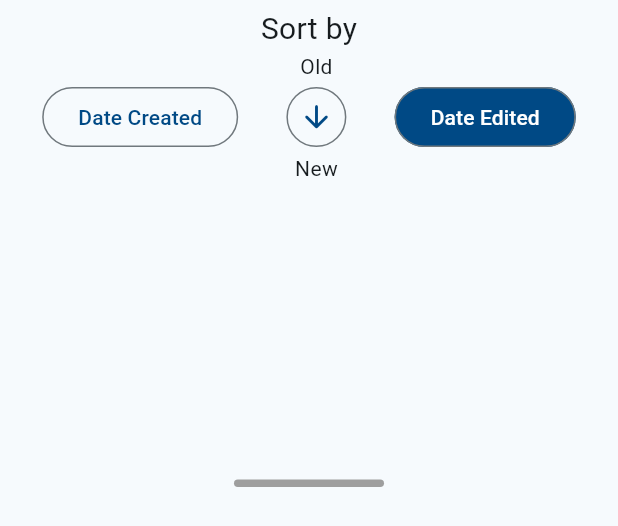
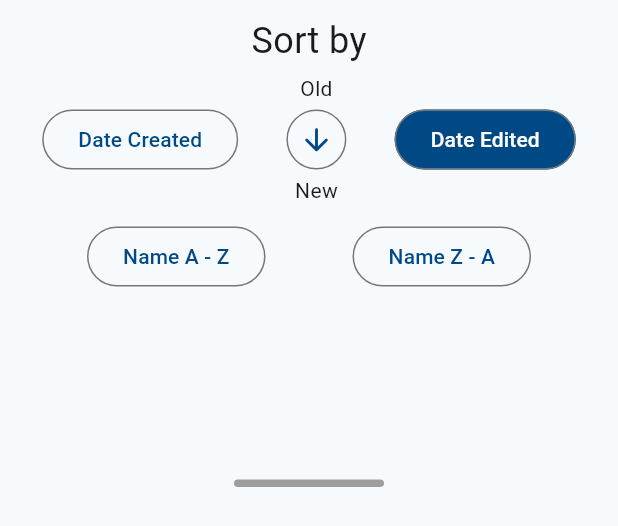
Before and after one commit to Rics-Dev/uNote, a Flutter app: the SortView widget shown alone on an empty page, opened directly, after a tap on "Date Edited", on a phone screen of 412 x 824 dp. Shown: the top 526 px of the screen. Run offline on Flutter 3.47's test engine with Material 3 defaults, Android fonts, the phone set to English and light mode, and no system bars; our stand-ins replace animated_bottom_navigation_bar, appwrite, badges, go_router, google_fonts, shared_preferences and 2 more; missing offline and left inert: msh_checkbox, sign_button, top_modal_sheet; accounts and stored records are empty; Roboto replaces fonts that are missing (Onest); statements that could not run were skipped.

Commit message:
Mise à jour du tri des tâches

```diff
--- a/lib/providers/task_provider.dart
+++ b/lib/providers/task_provider.dart
@@ -6,6 +6,13 @@ import 'package:shared_preferences/shared_preferences.dart';
 import '../constants.dart' as constants;
 import '../models/tasks.dart';
 import 'auth.dart';
+
+enum SortCriteria {
+  creationDate,
+  editionDate,
+  nameAZ,
+  nameZA,
+}
 
 class TasksAPI extends ChangeNotifier {
   Client client = Client();
@@ -20,6 +27,10 @@ class TasksAPI extends ChangeNotifier {
   bool _sortByCreationDate = true;
   bool _sortByEditionDate = false;
   bool _oldToNew = true;
+  bool _sortByNameAZ = false;
+  bool _sortByNameZA = false;
+
+  SortCriteria _sortCriteria = SortCriteria.creationDate;
 
   List<Task> get tasks => _tasks;
   List<String> get tags => _tags;
@@ -29,6 +40,9 @@ class TasksAPI extends ChangeNotifier {
   bool get sortByCreationDate => _sortByCreationDate;
   bool get sortByEditionDate => _sortByEditionDate;
   bool get oldToNew => _oldToNew;
+  bool get sortByNameAZ => _sortByNameAZ;
+  bool get sortByNameZA => _sortByNameZA;
+  SortCriteria get sortCriteria => _sortCriteria;
 
   TasksAPI(
       {String endpoint = constants.appwriteEndpoint,
@@ -109,7 +123,6 @@ class TasksAPI extends ChangeNotifier {
       'content': task,
       'userID': auth.userid,
       'tags': tagList,
-      'favorite': false,
       'isDone': false,
       '\u0024createdAt': DateTime.now().toIso8601String(),
       '\u0024updatedAt': DateTime.now().toIso8601String(),
@@ -345,19 +358,25 @@ class TasksAPI extends ChangeNotifier {
   }
 
   void toggleSortByCreationDate() {
-    if (_sortByEditionDate == true) {
-      _sortByCreationDate = true;
-      _sortByEditionDate = false;
-    }
+    _sortCriteria = SortCriteria.creationDate;
     sortTasks();
     notifyListeners();
   }
 
   void toggleSortByEditionDate() {
-    if (_sortByCreationDate == true) {
-      _sortByCreationDate = false;
-      _sortByEditionDate = true;
-    }
+    _sortCriteria = SortCriteria.editionDate;
+    sortTasks();
+    notifyListeners();
+  }
+
+  void toggleSortByNameAZ() {
+    _sortCriteria = SortCriteria.nameAZ;
+    sortTasks();
+    notifyListeners();
+  }
+
+  void toggleSortByNameZA() {
+    _sortCriteria = SortCriteria.nameZA;
     sortTasks();
     notifyListeners();
   }
@@ -370,22 +389,24 @@ class TasksAPI extends ChangeNotifier {
 
   void sortTasks() {
     filteredTasks.sort((a, b) {
-      if (_sortByCreationDate) {
-        if (_oldToNew) {
-          return a.createdAt.compareTo(b.createdAt);
-        } else {
-          return b.createdAt.compareTo(a.createdAt);
-        }
-      } else if (_sortByEditionDate) {
-        if (_oldToNew) {
-          return a.updatedAt.compareTo(b.updatedAt);
-        } else {
-          return b.updatedAt.compareTo(a.updatedAt);
-        }
+      switch (sortCriteria) {
+        case SortCriteria.creationDate:
+          return _sortByDate(a.createdAt, b.createdAt);
+        case SortCriteria.editionDate:
+          return _sortByDate(a.updatedAt, b.updatedAt);
+        case SortCriteria.nameAZ:
+          return a.content.compareTo(b.content);
+        case SortCriteria.nameZA:
+          return b.content.compareTo(a.content);
+        default:
+          return 0;
       }
-      return 0;
     });
 
     notifyListeners();
   }
+
+  int _sortByDate(DateTime a, DateTime b) {
+    return _oldToNew ? a.compareTo(b) : b.compareTo(a);
+  }
 }
--- a/lib/widgets/inboxPage/sort_view.dart
+++ b/lib/widgets/inboxPage/sort_view.dart
@@ -11,9 +11,9 @@ class SortView extends StatelessWidget {
   @override
   Widget build(BuildContext context) {
     final tasksAPI = context.watch<TasksAPI>();
-    final sortByCreationDate = tasksAPI.sortByCreationDate;
-    final sortByEditionDate = tasksAPI.sortByEditionDate;
     final oldToNew = tasksAPI.oldToNew;
+
+    SortCriteria sortCriteria = tasksAPI.sortCriteria;
 
     return SafeArea(
         child: SizedBox(
@@ -24,10 +24,13 @@ class SortView extends StatelessWidget {
         crossAxisAlignment: CrossAxisAlignment.center,
         children: [
           const SizedBox(
+            height: 10,
+          ),
+          const Text('Sort by',
+              style: TextStyle(fontSize: 24, fontWeight: FontWeight.normal)),
+          const SizedBox(
             height: 5,
           ),
-          const Text('Sort by',
-              style: TextStyle(fontSize: 20, fontWeight: FontWeight.normal)),
           Row(
             mainAxisAlignment: MainAxisAlignment.spaceEvenly,
             children: [
@@ -35,7 +38,7 @@ class SortView extends StatelessWidget {
                 onPressed: () {
                   tasksAPI.toggleSortByCreationDate();
                 },
-                style: sortByCreationDate
+                style: sortCriteria == SortCriteria.creationDate
                     ? ButtonStyle(
                         backgroundColor: MaterialStateProperty.all<Color>(
                           const Color.fromARGB(255, 0, 73,
@@ -45,7 +48,7 @@ class SortView extends StatelessWidget {
                     : null,
                 child: Text('Date Created',
                     style: TextStyle(
-                      color: sortByCreationDate
+                      color: sortCriteria == SortCriteria.creationDate
                           ? Colors.white
                           : const Color.fromARGB(255, 0, 73, 133),
                     )),
@@ -72,7 +75,7 @@ class SortView extends StatelessWidget {
                 onPressed: () {
                   tasksAPI.toggleSortByEditionDate();
                 },
-                style: sortByEditionDate
+                style: sortCriteria == SortCriteria.editionDate
                     ? ButtonStyle(
                         backgroundColor: MaterialStateProperty.all<Color>(
                           const Color.fromARGB(255, 0, 73,
@@ -82,7 +85,53 @@ class SortView extends StatelessWidget {
                     : null,
                 child: Text('Date Edited',
                     style: TextStyle(
-                      color: sortByEditionDate
+                      color: sortCriteria == SortCriteria.editionDate
+                          ? Colors.white
+                          : const Color.fromARGB(255, 0, 73, 133),
+                    )),
+              )
+            ],
+          ),
+          const SizedBox(
+            height: 10,
+          ),
+          Row(
+            mainAxisAlignment: MainAxisAlignment.spaceEvenly,
+            children: [
+              OutlinedButton(
+                onPressed: () {
+                  tasksAPI.toggleSortByNameAZ();
+                },
+                style: sortCriteria == SortCriteria.nameAZ
+                    ? ButtonStyle(
+                        backgroundColor: MaterialStateProperty.all<Color>(
+                          const Color.fromARGB(255, 0, 73,
+                              133), // Change the text color when not selected
+                        ),
+                      )
+                    : null,
+                child: Text('Name A - Z',
+                    style: TextStyle(
+                      color: sortCriteria == SortCriteria.nameAZ
+                          ? Colors.white
+                          : const Color.fromARGB(255, 0, 73, 133),
+                    )),
+              ),
+              OutlinedButton(
+                onPressed: () {
+                  tasksAPI.toggleSortByNameZA();
+                },
+                style: sortCriteria == SortCriteria.nameZA
+                    ? ButtonStyle(
+                        backgroundColor: MaterialStateProperty.all<Color>(
+                          const Color.fromARGB(255, 0, 73,
+                              133), // Change the text color when not selected
+                        ),
+                      )
+                    : null,
+                child: Text('Name Z - A',
+                    style: TextStyle(
+                      color: sortCriteria == SortCriteria.nameZA
                           ? Colors.white
                           : const Color.fromARGB(255, 0, 73, 133),
                     )),
--- a/lib/widgets/inboxPage/tasks_view_inboxpage.dart
+++ b/lib/widgets/inboxPage/tasks_view_inboxpage.dart
@@ -233,8 +233,4 @@ class TasksViewInboxPage extends StatelessWidget {
       },
     );
   }
-
-  _filterNotDoneTasks(List filteredTasks) {
-    return filteredTasks.where((task) => !task.isDone).toList();
-  }
 }
```
